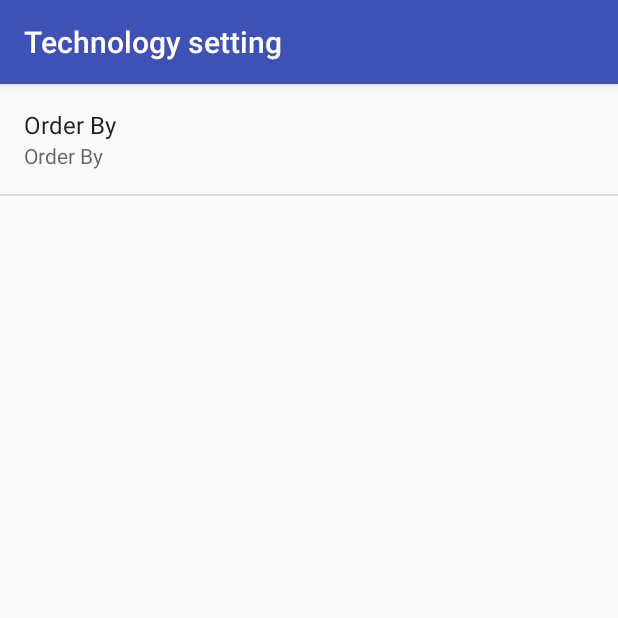
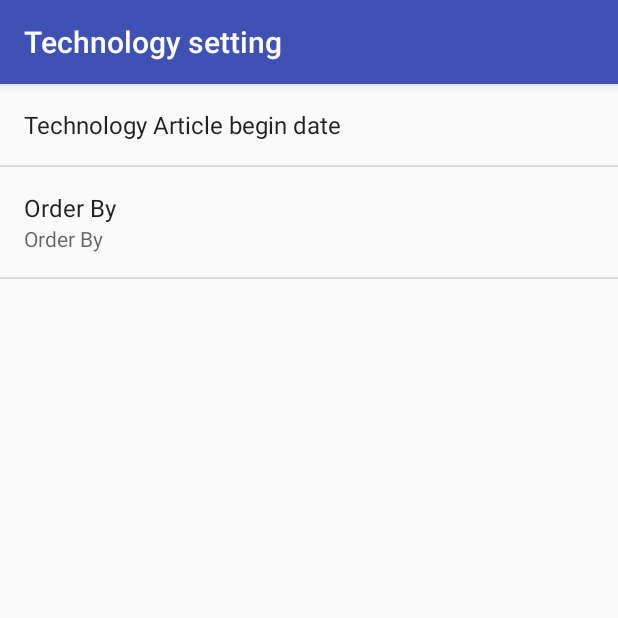
Before and after one commit to Codeerick/NewsAppProject2, an Android app: the screen it shows after launch (SettingsActivity), after a tap on "FALSE", on a phone screen of 412 x 824 dp, the top half of it. Run offline under Robolectric (Android 15) with nearby library versions, the phone set to English and light mode, and no system bars.

Commit message:
changes too the strings and the settings activity xml

```diff
--- a/app/src/main/java/com/example/android/newsproject/MainActivity.java
+++ b/app/src/main/java/com/example/android/newsproject/MainActivity.java
@@ -115,6 +115,11 @@ public class MainActivity extends AppCompatActivity implements LoaderCallbacks<L
 
         SharedPreferences sharedPrefs = PreferenceManager.getDefaultSharedPreferences(this);
 
+        String fromDate = sharedPrefs.getString(
+                getString(R.string.settings_begin_date_key),
+                getString(R.string.settings_begin_date_default));
+
+
         // getString retrieves a String value from the preferences. The second parameter is the default value for this preference.
         String orderBy= sharedPrefs.getString(
                 getString(R.string.settings_order_by_key),
@@ -128,6 +133,7 @@ public class MainActivity extends AppCompatActivity implements LoaderCallbacks<L
 
         // Append query parameter and its value. For example, the `format=geojson`
         uriBuilder.appendQueryParameter("q", "tech");
+        uriBuilder.appendQueryParameter("from-date", fromDate);
         uriBuilder.appendQueryParameter("orderby", "orderBy");
         uriBuilder.appendQueryParameter("show-tags", "contributor");
 
--- a/app/src/main/res/values/strings.xml
+++ b/app/src/main/res/values/strings.xml
@@ -4,21 +4,26 @@
     <string name="No_internet_found">No internet found.</string>
 
     <string name="settings_menu_item">Settings</string>
+    <string name="settings_title">NewsApp2 Technology Settings</string>
 
-    <string name="settings_title">Technology Settings</string>
+     //String article begin date
+    <string name="settings_begin_date_label">Technology Article begin date</string>
+<string name="settings_begin_date_key" translatable="false">from date </string>
+<string name="settings_begin_date_default" translatable="false">2017-02-02</string>
 
-    <!-- Strings Order by Preference [CHAR LIMIT=30] -->
+
+    // order by preference
     <string name="settings_order_by_label">Order By</string>
-    <string name="settings_order_by_key" translatable="false">order_by</string>
+    <string name="settings_order_by_key" translatable="false">Oldest Article</string>
     <string name="settings_order_by_default" translatable="false">@string/settings_order_by_oldest_article_value</string>
 
      // newest option
+    <string name="settings_order_by_newest_article_label">Newest Article </string>
+    <string name="settings_order_by_newest_article_value" translatable="false">newest</string>
+
+    // oldest option
     <string name="settings_order_by_oldest_article_label">Oldest Article</string>
     <string name="settings_order_by_oldest_article_value">oldest</string>
 
-    // oldest option
-    <string name="settings_order_by_newest_article_label">Newest Article Label</string>
-    <string name="settings_order_by_newest_article_value" translatable="false">newest</string>
-
 
 </resources>
--- a/app/src/main/res/xml/settings_main.xml
+++ b/app/src/main/res/xml/settings_main.xml
@@ -4,6 +4,13 @@
     android:title="@string/settings_title"
     android:layout_width="match_parent"
     android:layout_height="match_parent">
+
+   <EditTextPreference
+       android:defaultValue="@string/settings_begin_date_default"
+       android:inputType="textNoSuggestions"
+       android:key="@string/settings_begin_date_key"
+       android:selectAllOnFocus="true"
+       android:title="@string/settings_begin_date_label" />
 
    <ListPreference
    android:defaultValue="@string/settings_order_by_oldest_article_value"
```
